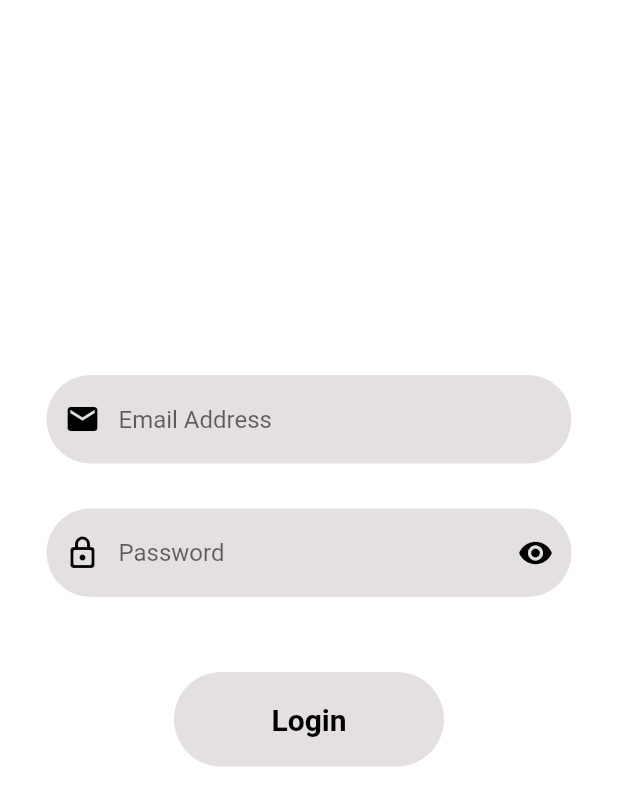
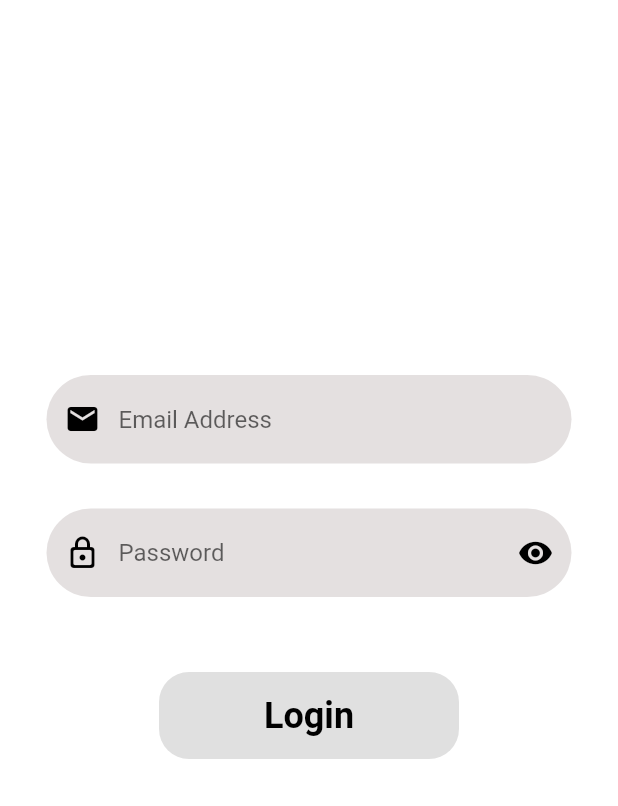
Before and after one commit to A6JUN/PRODEL_admin, a Flutter app: the LoginScreen screen opened directly, on a phone screen of 412 x 824 dp. Shown: the top 806 px of the screen. Run offline on Flutter 3.47's test engine with Material 2 defaults, Android fonts, the light colour scheme and no system bars; our stand-ins replace data_table_2, google_fonts.

Commit message:
main.dart

```diff
--- a/lib/main.dart
+++ b/lib/main.dart
@@ -18,6 +18,6 @@ class MyApp extends StatelessWidget {
         theme: ThemeData(
           primarySwatch: Colors.blue,
         ),
-        home: Homescreen());
+        home: LoginScreen());
   }
 }
--- a/lib/ui/screen/dashboard_screen.dart
+++ b/lib/ui/screen/dashboard_screen.dart
@@ -41,19 +41,19 @@ class _DashboardScreenState extends State<DashboardScreen> {
                 iconData: Icons.auto_graph,
                 title: "Total Sales",
                 value: '20000',
-                color: const Color.fromARGB(145, 146, 139, 246)!,
+                color: const Color.fromARGB(145, 146, 139, 246),
               ),
               DashboardWidget(
                 iconData: Icons.bar_chart,
                 title: "Total Expenses",
                 value: '20000',
-                color: const Color.fromARGB(145, 146, 139, 246)!,
+                color: const Color.fromARGB(145, 146, 139, 246),
               ),
               DashboardWidget(
                 iconData: Icons.money,
                 title: "Total income",
                 value: '20000',
-                color: const Color.fromARGB(145, 146, 139, 246)!,
+                color: const Color.fromARGB(145, 146, 139, 246),
               ),
             ],
           ),
--- a/lib/ui/screen/login_screen.dart
+++ b/lib/ui/screen/login_screen.dart
@@ -1,7 +1,9 @@
 import 'package:flutter/material.dart';
 import 'package:flutter/src/widgets/framework.dart';
 import 'package:flutter/src/widgets/placeholder.dart';
+import 'package:prodel_admin/ui/screen/dashboard_screen.dart';
 import 'package:prodel_admin/ui/screen/home_screen.dart';
+import 'package:prodel_admin/ui/screen/widget/custom_button.dart';
 
 class LoginScreen extends StatelessWidget {
   const LoginScreen({super.key});
@@ -62,22 +64,8 @@ class LoginScreen extends StatelessWidget {
                 height: 50,
               ),
               SizedBox(
-                width: 180,
-                child: TextField(
-                  textAlign: TextAlign.center,
-                  decoration: InputDecoration(
-                      filled: true,
-                      fillColor: Color.fromARGB(255, 228, 224, 224),
-                      hintText: "Login",
-                      hintStyle: const TextStyle(
-                        fontSize: 20,
-                        fontWeight: FontWeight.w600,
-                        color: Colors.black,
-                      ),
-                      border: OutlineInputBorder(
-                        borderRadius: BorderRadius.circular(60),
-                        borderSide: BorderSide.none,
-                      )),
+                width: 200,
+                child: CustomButton(
                   onTap: () {
                     Navigator.push(
                       context,
@@ -85,8 +73,35 @@ class LoginScreen extends StatelessWidget {
                           builder: (context) => const Homescreen()),
                     );
                   },
+                  label: 'Login',
                 ),
               ),
+              // SizedBox(
+              //   width: 180,
+              //   child: TextField(
+              //     textAlign: TextAlign.center,
+              //     decoration: InputDecoration(
+              //         filled: true,
+              //         fillColor: Color.fromARGB(255, 228, 224, 224),
+              //         hintText: "Login",
+              //         hintStyle: const TextStyle(
+              //           fontSize: 20,
+              //           fontWeight: FontWeight.w600,
+              //           color: Colors.black,
+              //         ),
+              //         border: OutlineInputBorder(
+              //           borderRadius: BorderRadius.circular(60),
+              //           borderSide: BorderSide.none,
+              //         )),
+              //     onTap: () {
+              //       Navigator.push(
+              //         context,
+              //         MaterialPageRoute(
+              //             builder: (context) => const Homescreen()),
+              //       );
+              //     },
+              //   ),
+              // ),
               const SizedBox(
                 height: 30,
               ),
--- /dev/null
+++ b/lib/ui/screen/widget/custom_button.dart
@@ -0,0 +1,39 @@
+import 'package:flutter/material.dart';
+
+class CustomButton extends StatelessWidget {
+  final Function() onTap;
+
+  final String label;
+  const CustomButton({
+    super.key,
+    required this.onTap,
+    required this.label,
+  });
+
+  @override
+  Widget build(BuildContext context) {
+    return Material(
+      color: Colors.grey[300],
+      borderRadius: BorderRadius.circular(20),
+      child: InkWell(
+        borderRadius: BorderRadius.circular(20),
+        onTap: onTap,
+        child: Padding(
+          padding: const EdgeInsets.symmetric(
+            horizontal: 25,
+            vertical: 15,
+          ),
+          child: Center(
+            child: Text(
+              label,
+              style: Theme.of(context).textTheme.headlineSmall!.copyWith(
+                    color: Colors.black,
+                    fontWeight: FontWeight.bold,
+                  ),
+            ),
+          ),
+        ),
+      ),
+    );
+  }
+}
```
Also changed, not shown: lib/ui/screen/home_screen.dart (+11 -11 lines), lib/ui/screen/settings_screen.dart (+1 -15 lines), assets/images/photo-1533450718592-29d45635f0a9.jpg (added).
